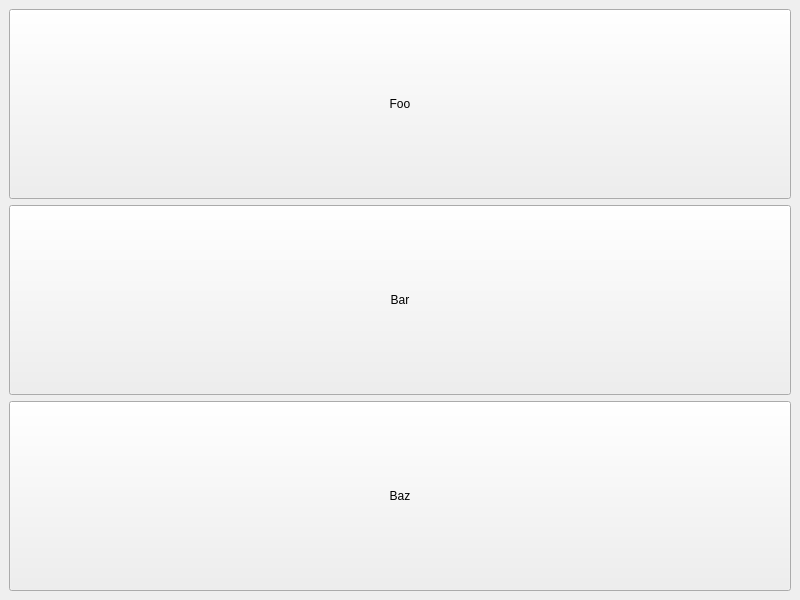
Before: the Qt Designer form src/itaxotools/sequencechecker/sequencechecker.ui in iTaxoTools/sequencechecker, drawn with Qt 5.
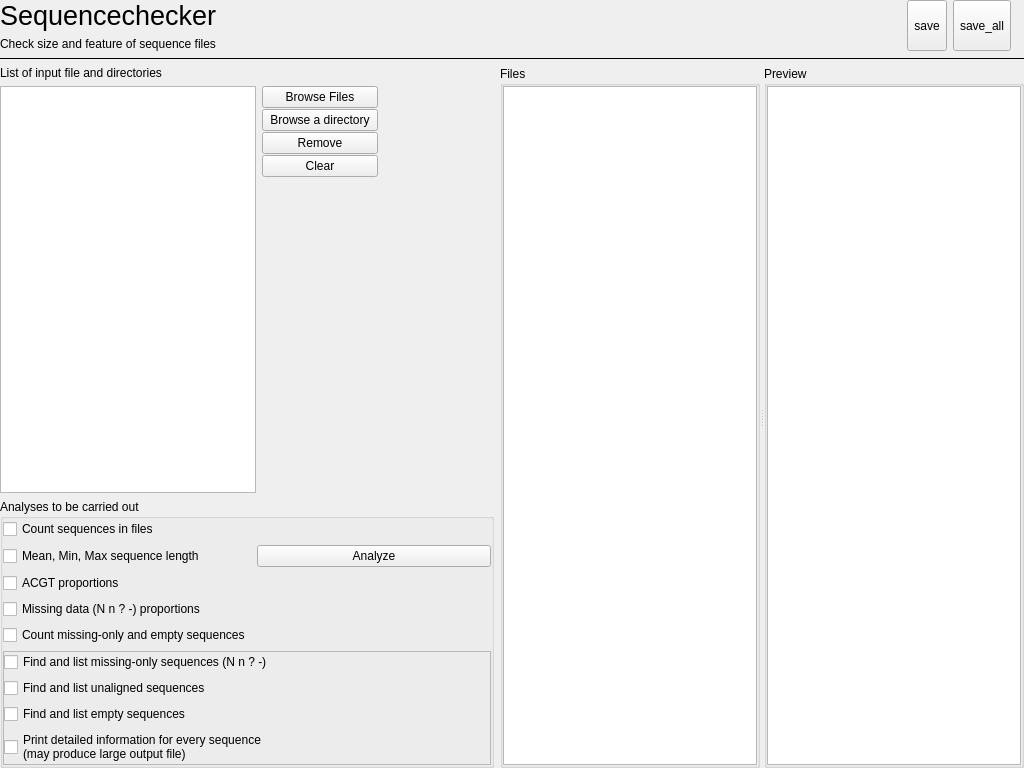
After: the same form once the commit is applied.

Patch:
```diff
--- a/src/itaxotools/sequencechecker/sequencechecker.ui
+++ b/src/itaxotools/sequencechecker/sequencechecker.ui
@@ -6,52 +6,562 @@
    <rect>
     <x>0</x>
     <y>0</y>
-    <width>800</width>
-    <height>600</height>
+    <width>1024</width>
+    <height>768</height>
    </rect>
   </property>
+  <property name="sizePolicy">
+   <sizepolicy hsizetype="Maximum" vsizetype="Maximum">
+    <horstretch>0</horstretch>
+    <verstretch>0</verstretch>
+   </sizepolicy>
+  </property>
   <property name="windowTitle">
    <string>MainWindow</string>
   </property>
   <widget class="QWidget" name="centralwidget">
    <layout class="QVBoxLayout" name="verticalLayout">
+    <property name="leftMargin">
+     <number>0</number>
+    </property>
+    <property name="topMargin">
+     <number>0</number>
+    </property>
+    <property name="rightMargin">
+     <number>0</number>
+    </property>
+    <property name="bottomMargin">
+     <number>0</number>
+    </property>
     <item>
-     <widget class="QPushButton" name="pushButton_2">
-      <property name="sizePolicy">
-       <sizepolicy hsizetype="Minimum" vsizetype="Expanding">
-        <horstretch>0</horstretch>
-        <verstretch>0</verstretch>
-       </sizepolicy>
-      </property>
-      <property name="text">
-       <string>Foo</string>
-      </property>
+     <widget class="QWidget" name="widget" native="true">
+      <layout class="QHBoxLayout" name="horizontalLayout">
+       <property name="leftMargin">
+        <number>0</number>
+       </property>
+       <property name="topMargin">
+        <number>0</number>
+       </property>
+       <property name="rightMargin">
+        <number>0</number>
+       </property>
+       <property name="bottomMargin">
+        <number>0</number>
+       </property>
+       <item>
+        <widget class="QWidget" name="widget_3" native="true">
+         <layout class="QVBoxLayout" name="verticalLayout_2">
+          <property name="leftMargin">
+           <number>0</number>
+          </property>
+          <property name="topMargin">
+           <number>0</number>
+          </property>
+          <property name="rightMargin">
+           <number>0</number>
+          </property>
+          <property name="bottomMargin">
+           <number>0</number>
+          </property>
+          <item>
+           <widget class="QLabel" name="label">
+            <property name="font">
+             <font>
+              <pointsize>20</pointsize>
+             </font>
+            </property>
+            <property name="text">
+             <string>Sequencechecker</string>
+            </property>
+           </widget>
+          </item>
+          <item>
+           <widget class="QLabel" name="label_2">
+            <property name="text">
+             <string>Check size and feature of sequence files</string>
+            </property>
+           </widget>
+          </item>
+         </layout>
+        </widget>
+       </item>
+       <item>
+        <spacer name="horizontalSpacer">
+         <property name="orientation">
+          <enum>Qt::Horizontal</enum>
+         </property>
+         <property name="sizeHint" stdset="0">
+          <size>
+           <width>40</width>
+           <height>20</height>
+          </size>
+         </property>
+        </spacer>
+       </item>
+       <item>
+        <widget class="QToolButton" name="save_btn">
+         <property name="sizePolicy">
+          <sizepolicy hsizetype="Fixed" vsizetype="MinimumExpanding">
+           <horstretch>0</horstretch>
+           <verstretch>0</verstretch>
+          </sizepolicy>
+         </property>
+         <property name="text">
+          <string>save</string>
+         </property>
+         <property name="toolButtonStyle">
+          <enum>Qt::ToolButtonTextUnderIcon</enum>
+         </property>
+        </widget>
+       </item>
+       <item>
+        <widget class="QToolButton" name="saveall_btn">
+         <property name="sizePolicy">
+          <sizepolicy hsizetype="Fixed" vsizetype="MinimumExpanding">
+           <horstretch>0</horstretch>
+           <verstretch>0</verstretch>
+          </sizepolicy>
+         </property>
+         <property name="text">
+          <string>save_all</string>
+         </property>
+         <property name="popupMode">
+          <enum>QToolButton::DelayedPopup</enum>
+         </property>
+         <property name="toolButtonStyle">
+          <enum>Qt::ToolButtonTextUnderIcon</enum>
+         </property>
+        </widget>
+       </item>
+       <item>
+        <widget class="QLabel" name="Logo">
+         <property name="sizePolicy">
+          <sizepolicy hsizetype="Fixed" vsizetype="Fixed">
+           <horstretch>0</horstretch>
+           <verstretch>0</verstretch>
+          </sizepolicy>
+         </property>
+         <property name="text">
+          <string/>
+         </property>
+        </widget>
+       </item>
+      </layout>
      </widget>
     </item>
     <item>
-     <widget class="QPushButton" name="pushButton_3">
+     <widget class="Line" name="line">
       <property name="sizePolicy">
-       <sizepolicy hsizetype="Minimum" vsizetype="Expanding">
+       <sizepolicy hsizetype="Expanding" vsizetype="Fixed">
         <horstretch>0</horstretch>
         <verstretch>0</verstretch>
        </sizepolicy>
       </property>
-      <property name="text">
-       <string>Bar</string>
+      <property name="frameShadow">
+       <enum>QFrame::Plain</enum>
       </property>
+      <property name="orientation">
+       <enum>Qt::Horizontal</enum>
+      </property>
      </widget>
     </item>
     <item>
-     <widget class="QPushButton" name="baz_btn">
+     <widget class="QWidget" name="widget_2" native="true">
       <property name="sizePolicy">
-       <sizepolicy hsizetype="Minimum" vsizetype="Expanding">
+       <sizepolicy hsizetype="Preferred" vsizetype="MinimumExpanding">
         <horstretch>0</horstretch>
-        <verstretch>0</verstretch>
+        <verstretch>1</verstretch>
        </sizepolicy>
       </property>
-      <property name="text">
-       <string>Baz</string>
-      </property>
+      <layout class="QHBoxLayout" name="horizontalLayout_2">
+       <property name="leftMargin">
+        <number>0</number>
+       </property>
+       <property name="topMargin">
+        <number>0</number>
+       </property>
+       <property name="rightMargin">
+        <number>0</number>
+       </property>
+       <property name="bottomMargin">
+        <number>0</number>
+       </property>
+       <item>
+        <widget class="QWidget" name="widget" native="true">
+         <layout class="QVBoxLayout" name="verticalLayout_3">
+          <property name="leftMargin">
+           <number>0</number>
+          </property>
+          <property name="topMargin">
+           <number>0</number>
+          </property>
+          <property name="rightMargin">
+           <number>0</number>
+          </property>
+          <property name="bottomMargin">
+           <number>0</number>
+          </property>
+          <item>
+           <widget class="QWidget" name="widget_5" native="true">
+            <property name="minimumSize">
+             <size>
+              <width>20</width>
+              <height>0</height>
+             </size>
+            </property>
+            <layout class="QVBoxLayout" name="verticalLayout_4">
+             <property name="leftMargin">
+              <number>0</number>
+             </property>
+             <property name="topMargin">
+              <number>0</number>
+             </property>
+             <property name="rightMargin">
+              <number>0</number>
+             </property>
+             <property name="bottomMargin">
+              <number>0</number>
+             </property>
+             <item>
+              <widget class="QLabel" name="label_3">
+               <property name="text">
+                <string>List of input file and directories</string>
+               </property>
+              </widget>
+             </item>
+             <item>
+              <widget class="QWidget" name="widget_6" native="true">
+               <layout class="QHBoxLayout" name="horizontalLayout_4">
+                <property name="leftMargin">
+                 <number>0</number>
+                </property>
+                <property name="topMargin">
+                 <number>0</number>
+                </property>
+                <property name="rightMargin">
+                 <number>0</number>
+                </property>
+                <property name="bottomMargin">
+                 <number>0</number>
+                </property>
+                <item>
+                 <widget class="QListView" name="listView_2"/>
+                </item>
+                <item>
+                 <widget class="QWidget" name="widget_7" native="true">
+                  <layout class="QVBoxLayout" name="verticalLayout_5">
+                   <property name="spacing">
+                    <number>1</number>
+                   </property>
+                   <property name="leftMargin">
+                    <number>0</number>
+                   </property>
+                   <property name="topMargin">
+                    <number>0</number>
+                   </property>
+                   <property name="rightMargin">
+                    <number>0</number>
+                   </property>
+                   <property name="bottomMargin">
+                    <number>0</number>
+                   </property>
+                   <item>
+                    <widget class="QPushButton" name="file_btn">
+                     <property name="sizePolicy">
+                      <sizepolicy hsizetype="MinimumExpanding" vsizetype="Fixed">
+                       <horstretch>0</horstretch>
+                       <verstretch>0</verstretch>
+                      </sizepolicy>
+                     </property>
+                     <property name="text">
+                      <string>Browse Files</string>
+                     </property>
+                    </widget>
+                   </item>
+                   <item>
+                    <widget class="QPushButton" name="dir_btn">
+                     <property name="sizePolicy">
+                      <sizepolicy hsizetype="MinimumExpanding" vsizetype="Fixed">
+                       <horstretch>0</horstretch>
+                       <verstretch>0</verstretch>
+                      </sizepolicy>
+                     </property>
+                     <property name="text">
+                      <string>Browse a directory</string>
+                     </property>
+                    </widget>
+                   </item>
+                   <item>
+                    <widget class="QPushButton" name="file_rm_btn">
+                     <property name="sizePolicy">
+                      <sizepolicy hsizetype="MinimumExpanding" vsizetype="Fixed">
+                       <horstretch>0</horstretch>
+                       <verstretch>0</verstretch>
+                      </sizepolicy>
+                     </property>
+                     <property name="text">
+                      <string>Remove</string>
+                     </property>
+                    </widget>
+                   </item>
+                   <item>
+                    <widget class="QPushButton" name="files_clear_btn">
+                     <property name="sizePolicy">
+                      <sizepolicy hsizetype="MinimumExpanding" vsizetype="Fixed">
+                       <horstretch>0</horstretch>
+                       <verstretch>0</verstretch>
+                      </sizepolicy>
+                     </property>
+                     <property name="text">
+                      <string>Clear</string>
+                     </property>
+                    </widget>
+                   </item>
+                   <item>
+                    <spacer name="verticalSpacer">
+                     <property name="orientation">
+                      <enum>Qt::Vertical</enum>
+                     </property>
+                     <property name="sizeHint" stdset="0">
+                      <size>
+                       <width>20</width>
+                       <height>40</height>
+                      </size>
+                     </property>
+                    </spacer>
+                   </item>
+                  </layout>
+                 </widget>
+                </item>
+                <item>
+                 <spacer name="horizontalSpacer_2">
+                  <property name="orientation">
+                   <enum>Qt::Horizontal</enum>
+                  </property>
+                  <property name="sizeHint" stdset="0">
+                   <size>
+                    <width>40</width>
+                    <height>20</height>
+                   </size>
+                  </property>
+                 </spacer>
+                </item>
+               </layout>
+              </widget>
+             </item>
+             <item>
+              <widget class="QGroupBox" name="groupBox_3">
+               <property name="title">
+                <string>Analyses to be carried out</string>
+               </property>
+               <property name="flat">
+                <bool>true</bool>
+               </property>
+               <layout class="QGridLayout" name="gridLayout_4">
+                <property name="leftMargin">
+                 <number>0</number>
+                </property>
+                <property name="topMargin">
+                 <number>0</number>
+                </property>
+                <property name="rightMargin">
+                 <number>0</number>
+                </property>
+                <property name="bottomMargin">
+                 <number>0</number>
+                </property>
+                <item row="0" column="0">
+                 <widget class="QCheckBox" name="CountSequences">
+                  <property name="text">
+                   <string>Count sequences in files</string>
+                  </property>
+                 </widget>
+                </item>
+                <item row="1" column="0">
+                 <widget class="QCheckBox" name="MeanMinMax">
+                  <property name="text">
+                   <string>Mean, Min, Max sequence length</string>
+                  </property>
+                 </widget>
+                </item>
+                <item row="8" column="0" colspan="2">
+                 <widget class="QFrame" name="frame">
+                  <property name="minimumSize">
+                   <size>
+                    <width>0</width>
+                    <height>20</height>
+                   </size>
+                  </property>
+                  <property name="frameShape">
+                   <enum>QFrame::StyledPanel</enum>
+                  </property>
+                  <property name="frameShadow">
+                   <enum>QFrame::Plain</enum>
+                  </property>
+                  <layout class="QVBoxLayout" name="verticalLayout_6">
+                   <property name="leftMargin">
+                    <number>0</number>
+                   </property>
+                   <property name="topMargin">
+                    <number>0</number>
+                   </property>
+                   <property name="rightMargin">
+                    <number>0</number>
+                   </property>
+                   <property name="bottomMargin">
+                    <number>0</number>
+                   </property>
+                   <item>
+                    <widget class="QCheckBox" name="ListMissingOnly">
+                     <property name="text">
+                      <string>Find and list missing-only sequences (N n ? -)</string>
+                     </property>
+                    </widget>
+                   </item>
+                   <item>
+                    <widget class="QCheckBox" name="ListUnaligned">
+                     <property name="text">
+                      <string>Find and list unaligned sequences</string>
+                     </property>
+                    </widget>
+                   </item>
+                   <item>
+                    <widget class="QCheckBox" name="ListEmtpy">
+                     <property name="text">
+                      <string>Find and list empty sequences</string>
+                     </property>
+                    </widget>
+                   </item>
+                   <item>
+                    <widget class="QCheckBox" name="Detailed">
+                     <property name="layoutDirection">
+                      <enum>Qt::LeftToRight</enum>
+                     </property>
+                     <property name="text">
+                      <string>Print detailed information for every sequence
+(may produce large output file)</string>
+                     </property>
+                    </widget>
+                   </item>
+                  </layout>
+                 </widget>
+                </item>
+                <item row="2" column="0">
+                 <widget class="QCheckBox" name="ACGTpercent">
+                  <property name="text">
+                   <string>ACGT proportions</string>
+                  </property>
+                 </widget>
+                </item>
+                <item row="3" column="0">
+                 <widget class="QCheckBox" name="MissingPercent">
+                  <property name="text">
+                   <string>Missing data (N n ? -) proportions</string>
+                  </property>
+                 </widget>
+                </item>
+                <item row="4" column="0">
+                 <widget class="QCheckBox" name="CountEmpty">
+                  <property name="text">
+                   <string>Count missing-only and empty sequences</string>
+                  </property>
+                 </widget>
+                </item>
+                <item row="1" column="1">
+                 <widget class="QPushButton" name="analyze_btn">
+                  <property name="text">
+                   <string>Analyze</string>
+                  </property>
+                 </widget>
+                </item>
+               </layout>
+              </widget>
+             </item>
+            </layout>
+           </widget>
+          </item>
+         </layout>
+        </widget>
+       </item>
+       <item>
+        <widget class="QWidget" name="widget_4" native="true">
+         <layout class="QGridLayout" name="gridLayout">
+          <property name="leftMargin">
+           <number>0</number>
+          </property>
+          <property name="topMargin">
+           <number>0</number>
+          </property>
+          <property name="rightMargin">
+           <number>0</number>
+          </property>
+          <property name="bottomMargin">
+           <number>0</number>
+          </property>
+          <property name="spacing">
+           <number>0</number>
+          </property>
+          <item row="0" column="0">
+           <widget class="QSplitter" name="splitter">
+            <property name="orientation">
+             <enum>Qt::Horizontal</enum>
+            </property>
+            <widget class="QGroupBox" name="groupBox">
+             <property name="title">
+              <string>Files</string>
+             </property>
+             <property name="flat">
+              <bool>true</bool>
+             </property>
+             <property name="checkable">
+              <bool>false</bool>
+             </property>
+             <layout class="QGridLayout" name="gridLayout_2">
+              <property name="leftMargin">
+               <number>0</number>
+              </property>
+              <property name="topMargin">
+               <number>0</number>
+              </property>
+              <property name="rightMargin">
+               <number>0</number>
+              </property>
+              <property name="bottomMargin">
+               <number>0</number>
+              </property>
+              <item row="0" column="0">
+               <widget class="QListView" name="files_view"/>
+              </item>
+             </layout>
+            </widget>
+            <widget class="QGroupBox" name="groupBox_2">
+             <property name="title">
+              <string>Preview</string>
+             </property>
+             <layout class="QGridLayout" name="gridLayout_3">
+              <property name="leftMargin">
+               <number>0</number>
+              </property>
+              <property name="topMargin">
+               <number>0</number>
+              </property>
+              <property name="rightMargin">
+               <number>0</number>
+              </property>
+              <property name="bottomMargin">
+               <number>0</number>
+              </property>
+              <item row="0" column="0">
+               <widget class="QTextBrowser" name="preview_box"/>
+              </item>
+             </layout>
+            </widget>
+           </widget>
+          </item>
+         </layout>
+        </widget>
+       </item>
+      </layout>
      </widget>
     </item>
    </layout>
```
Left out of the diff: 2 changed lines with no effect on the pictures.
